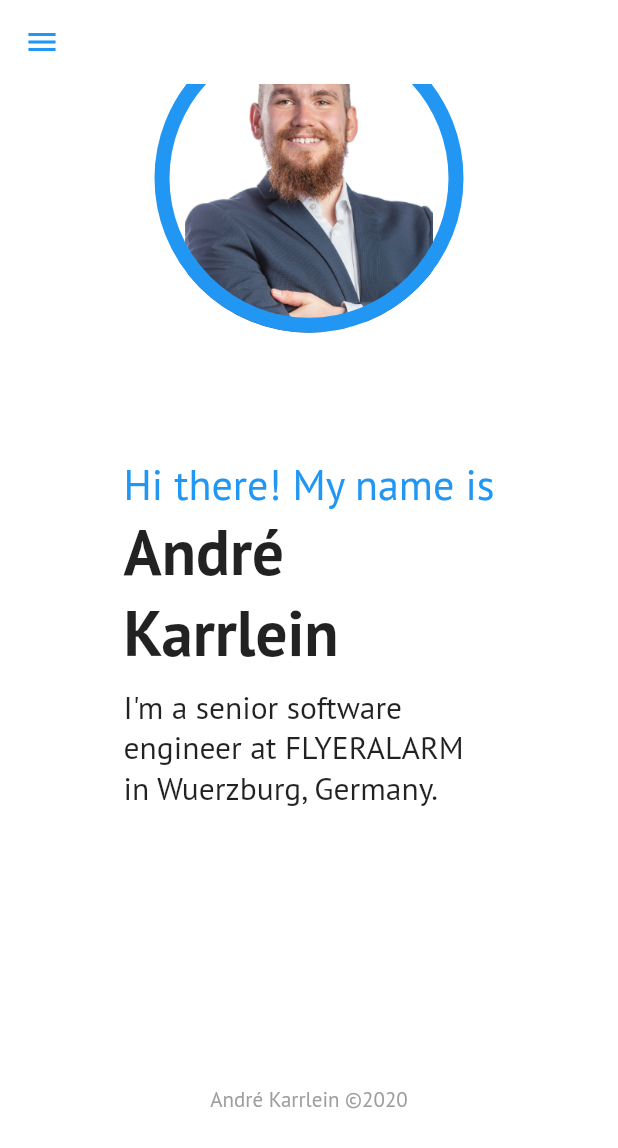
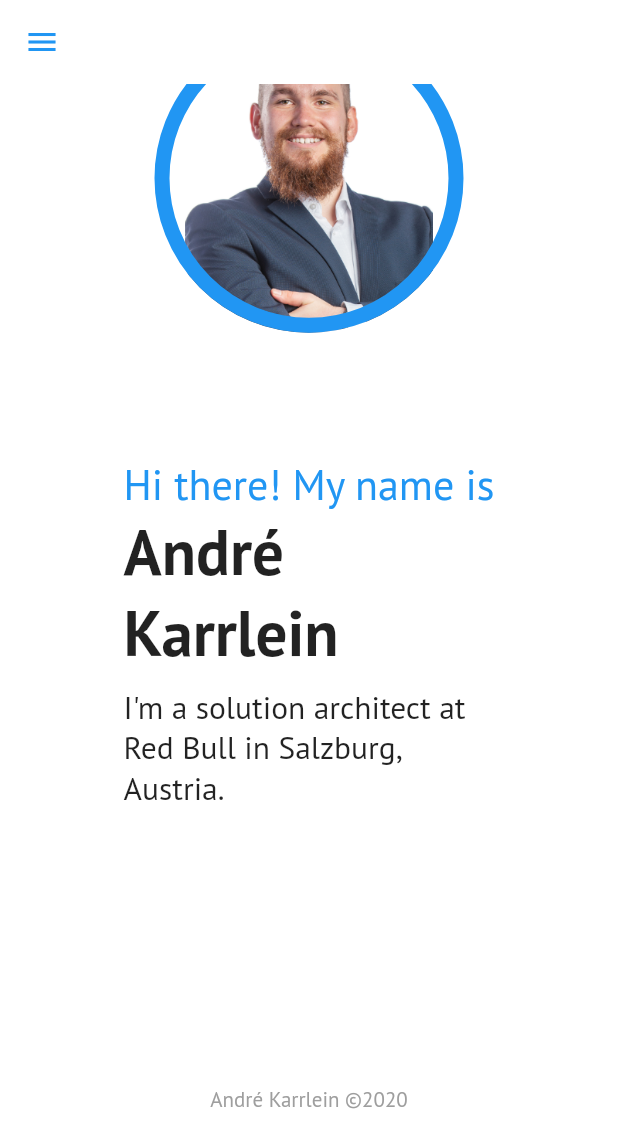
Before and after one commit to andre-karrlein/karrlein, a Flutter app: the screen it shows after launch, scrolled down 259 dp, on a phone screen of 412 x 824 dp. Shown: the top 1148 px of the screen. Run offline on Flutter 3.47's test engine with Material 2 defaults, Android fonts, the phone set to English and light mode, and no system bars; missing offline and left inert: universal_html.

Commit message:
update website

```diff
--- a/lib/profile.dart
+++ b/lib/profile.dart
@@ -44,7 +44,7 @@ class Profile extends StatelessWidget {
         height: 10,
       ),
       Text(
-        "I'm a senior software engineer at FLYERALARM in Wuerzburg, Germany.",
+        "I'm a solution architect at Red Bull in Salzburg, Austria.",
         softWrap: true,
         textScaleFactor: 1.5,
       ),
--- a/lib/profile_page.dart
+++ b/lib/profile_page.dart
@@ -26,7 +26,7 @@ class ProfilePage extends StatelessWidget {
     const ProfilePage({Key key}) : super(key: key);
 
     List<Widget> navButtons(BuildContext context) => [
-        Padding(
+        /*Padding(
             padding: EdgeInsets.all(2.0),
             child: NavButton(
                 text: "about me",
@@ -34,7 +34,7 @@ class ProfilePage extends StatelessWidget {
                     createDialog(context, "About me", "TODO");
                 },
             ),
-        ),
+        ),*/
         Padding(
             padding: EdgeInsets.all(2.0),
             child: NavButton(
```
Also changed, not shown: lib/resume.dart (+19 -5 lines).
